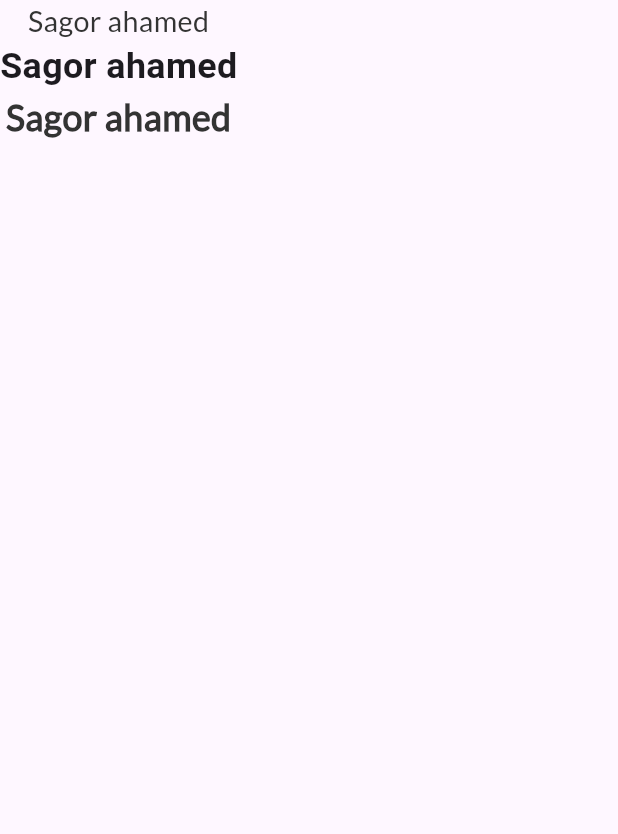
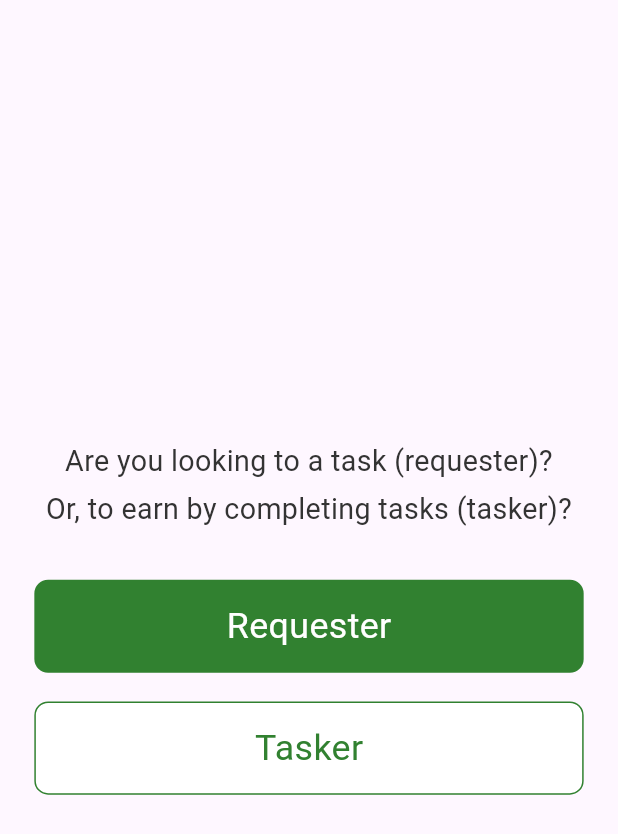
Before and after one commit to mrswapon/Spotlyt-Task, a Flutter app: the screen it shows after launch, on a phone screen of 412 x 824 dp. Shown: the top 834 px of the screen. Run offline on Flutter 3.47's test engine with Material 3 defaults, Android fonts, the phone set to English and light mode, and no system bars; our stand-ins replace flutter_screenutil, get; Roboto replaces fonts that are missing (Lato/R 16, Lato/S B 18).

Commit message:
Selectrole Screen Done

```diff
--- a/lib/main.dart
+++ b/lib/main.dart
@@ -2,6 +2,7 @@ import 'package:flutter/material.dart';
 import 'package:flutter_screenutil/flutter_screenutil.dart';
 import 'package:get/get.dart';
 import 'package:spotlyt_task/views/screens/home/home_screen.dart';
+import 'views/screens/auth/selectroleScreen/selectrole_screen.dart';
 
 void main() {
   runApp(const MyApp());
@@ -15,7 +16,7 @@ class MyApp extends StatelessWidget {
       builder: (context, child) => const GetMaterialApp(
         debugShowCheckedModeBanner: false,
         title: 'Spotlyt Task',
-        home: HomeScreen(),
+        home: SelectroleScreen(),
       ),
     );
   }
--- a/lib/routes/app_routes.dart
+++ b/lib/routes/app_routes.dart
@@ -0,0 +1,10 @@
+import 'package:get/get.dart';
+import 'package:spotlyt_task/views/screens/auth/selectroleScreen/selectrole_screen.dart';
+
+class AppRoutes {
+  static const String selectroleScreen = "/selectrole_screen.dart";
+
+  static List<GetPage> get routes => [
+        GetPage(name: selectroleScreen, page: () => SelectroleScreen()),
+      ];
+}
--- a/lib/utils/app_strings.dart
+++ b/lib/utils/app_strings.dart
@@ -0,0 +1,9 @@
+class AppStrings {
+  //==========================> Selectrole Screen <=============================
+  static String areYouLooking = "Are you looking to a task (requester)?";
+  static String orToEarn = "Or, to earn by completing tasks (tasker)?";
+  static String requester = "Requester";
+  static String tasker = "Tasker";
+
+
+}
--- /dev/null
+++ b/lib/views/screens/auth/selectroleScreen/selectrole_screen.dart
@@ -0,0 +1,46 @@
+import 'package:flutter/material.dart';
+import 'package:flutter_screenutil/flutter_screenutil.dart';
+import 'package:spotlyt_task/utils/app_colors.dart';
+import 'package:spotlyt_task/utils/app_strings.dart';
+import 'package:spotlyt_task/views/widgets/custom_button.dart';
+import 'package:spotlyt_task/views/widgets/custom_text.dart';
+
+class SelectroleScreen extends StatelessWidget {
+  const SelectroleScreen({super.key});
+
+  @override
+  Widget build(BuildContext context) {
+    return Scaffold(
+      body: Padding(
+        padding: EdgeInsets.symmetric(horizontal: 20.w),
+        child: Center(
+          child: Column(
+            mainAxisAlignment: MainAxisAlignment.center,
+            children: [
+              //=============================> Text Section <=============================
+              CustomText(
+                text: AppStrings.areYouLooking,
+                fontName: 'Lato/R 16',
+                bottom: 4.h,
+              ),
+              CustomText(
+                text: AppStrings.orToEarn,
+                fontName: 'Lato/R 16',
+                bottom: 4.h,
+              ),
+              //=============================> Button Section <=============================
+              SizedBox(height: 24.h),
+              CustomButton(title: AppStrings.requester, onpress: () {}),
+              SizedBox(height: 16.h),
+              CustomButton(
+                  title: AppStrings.tasker,
+                  titlecolor: AppColors.primaryColor,
+                  color: Colors.white,
+                  onpress: () {}),
+            ],
+          ),
+        ),
+      ),
+    );
+  }
+}
--- /dev/null
+++ b/lib/views/widgets/custom_button.dart
@@ -0,0 +1,61 @@
+import 'package:flutter/material.dart';
+import 'package:flutter_screenutil/flutter_screenutil.dart';
+import 'package:spotlyt_task/utils/app_colors.dart';
+import 'package:spotlyt_task/views/widgets/custom_text.dart';
+
+class CustomButton extends StatelessWidget {
+  final VoidCallback onpress;
+  final String title;
+  final Color? color;
+  final Color? titlecolor;
+  final double? height;
+  final double? fontSize;
+
+  const CustomButton({
+    super.key,
+    required this.title,
+    required this.onpress,
+    this.color,
+    this.height,
+    this.fontSize,
+    this.titlecolor,
+  });
+
+  @override
+  Widget build(BuildContext context) {
+    return GestureDetector(
+      onTap: onpress,
+      child: Container(
+        width: 353.w,
+        height: height ?? 52.h,
+        padding: const EdgeInsets.all(10),
+        decoration: color == null
+            ? ShapeDecoration(
+                color: const Color(0xFF318130),
+                shape: RoundedRectangleBorder(
+                    borderRadius: BorderRadius.circular(8.r)),
+              )
+            : ShapeDecoration(
+                color: color,
+                shape: RoundedRectangleBorder(
+                    side: const BorderSide(color: AppColors.primaryColor),
+                    borderRadius: BorderRadius.circular(8.r)),
+              ),
+        child: Row(
+          mainAxisSize: MainAxisSize.min,
+          mainAxisAlignment: MainAxisAlignment.center,
+          crossAxisAlignment: CrossAxisAlignment.center,
+          children: [
+            CustomText(
+              text: title,
+              fontsize: fontSize ?? 20.h,
+              color: titlecolor ?? Colors.white,
+              fontName: 'Lato/S B 18',
+              fontWeight: FontWeight.w400,
+            ),
+          ],
+        ),
+      ),
+    );
+  }
+}
```
Also changed, not shown: 1 other file.
